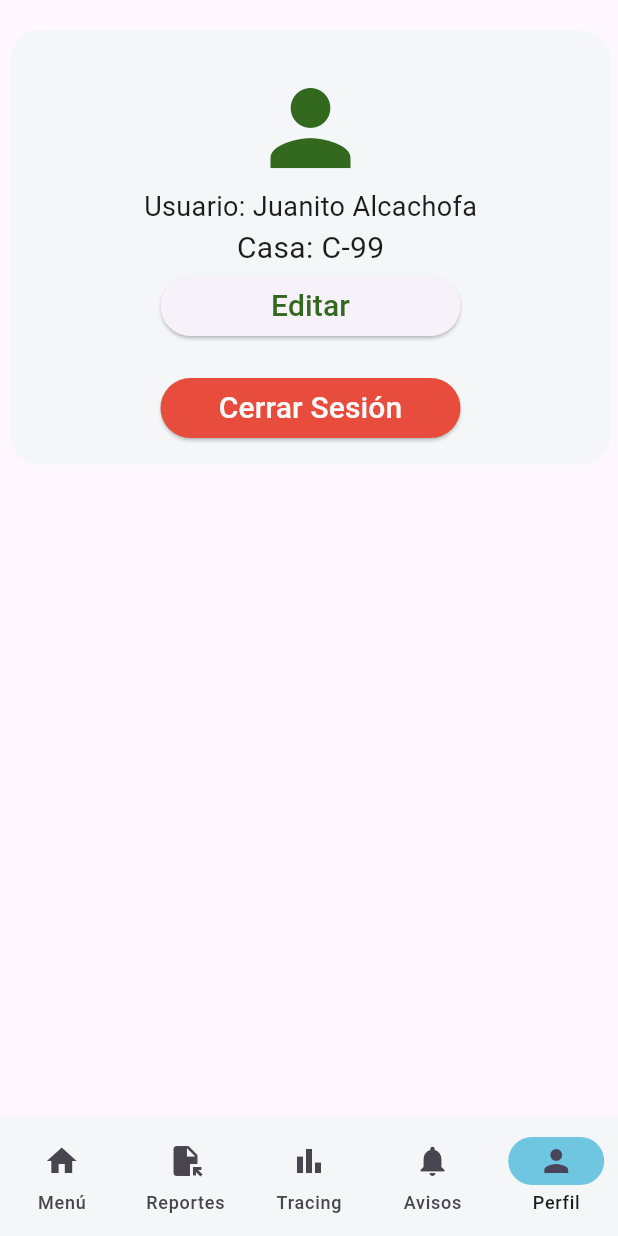
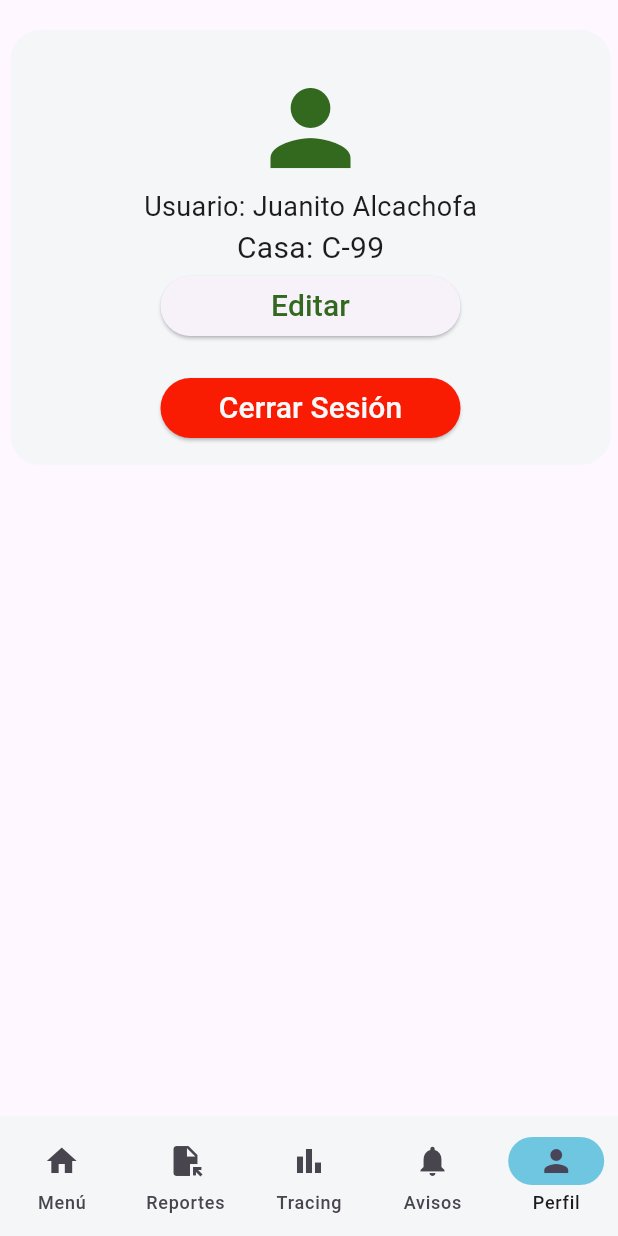
Before and after one commit to Zylohw/Leaf-Counter, a Flutter app: the UserScreenRouter screen opened directly, item 5 of the bottom bar chosen, on a phone screen of 412 x 824 dp. Run offline on Flutter 3.47's test engine with Material 3 defaults, Android fonts, the phone set to English and light mode, and no system bars; our stand-ins replace pie_chart, syncfusion_flutter_gauges; missing offline and left inert: month_year_picker.

Commit message:
update: colores y comentario

```diff
--- a/frontend/leaf_mobile/lib/core/app_colors.dart
+++ b/frontend/leaf_mobile/lib/core/app_colors.dart
@@ -10,7 +10,7 @@ class AppColors  {
   // colores de estado
   static const stateGreen = Color(0xFF43A047);
   static const stateYellowOrange = Color(0xFFF5A623);
-  static const stateRed = Color(0xFFE74C3C);
+  static const stateRed = Color.fromARGB(255, 249, 27, 2);
 
   // colores neutrales (utilizados para el fondo o colores de los textos)
   static const background = Color(0xFFF7F9FA);
--- a/frontend/leaf_mobile/lib/main.dart
+++ b/frontend/leaf_mobile/lib/main.dart
@@ -8,7 +8,7 @@ void main() {
 class MyApp extends StatelessWidget {
   const MyApp({super.key});
 
-  // This widget is the root of your application.
+  //main de la aplicación
   @override
   Widget build(BuildContext context) {
     return MaterialApp(
```
